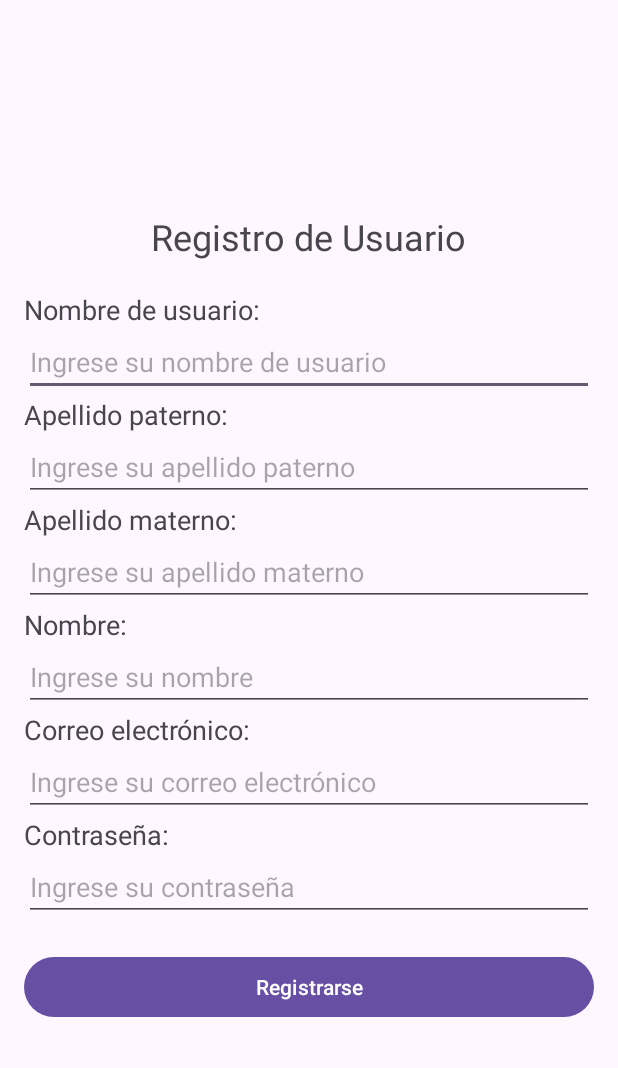
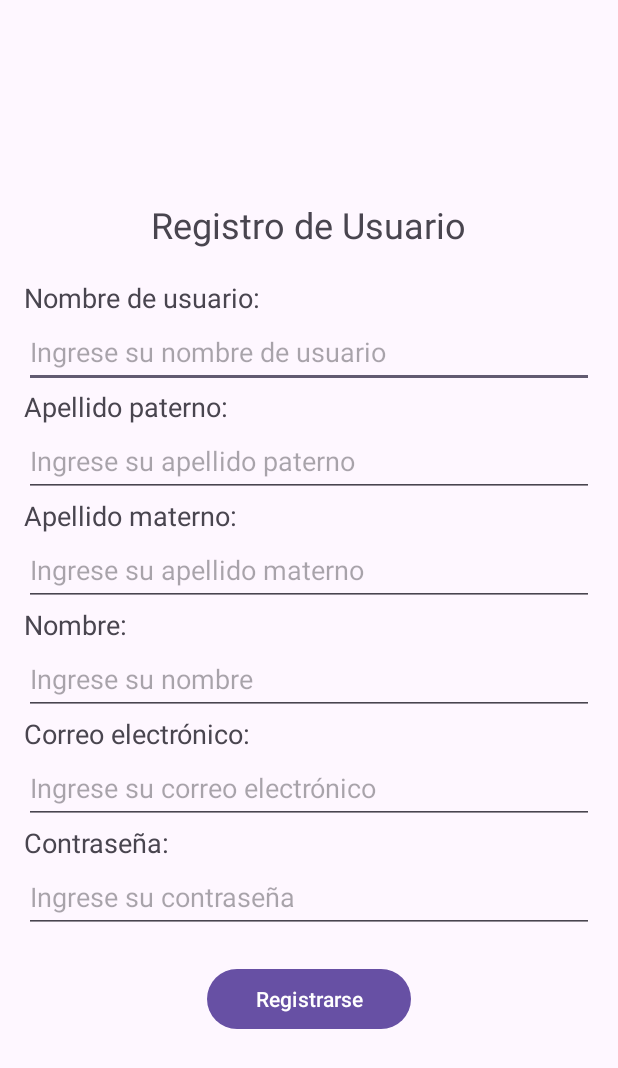
Before and after one commit to Artgnz/Tarea03PDM, an Android app: the screen it shows after launch (MainActivity), on a phone screen of 412 x 824 dp. Shown: the top 1068 px of the screen. Run offline under Robolectric (Android 15) with nearby library versions, the phone set to English and light mode, and no system bars.

Commit message:
Corrige errores y advertencias activity_main.xml

```diff
--- a/app/src/main/res/layout/activity_main.xml
+++ b/app/src/main/res/layout/activity_main.xml
@@ -19,7 +19,7 @@
         <TextView
             android:layout_width="wrap_content"
             android:layout_height="wrap_content"
-            android:text="Registro de Usuario"
+            android:text="@string/registro_de_usuario_text"
             android:textSize="24sp"
             android:layout_gravity="center_horizontal"
             android:layout_marginBottom="20dp"/>
@@ -27,82 +27,99 @@
         <TextView
             android:layout_width="wrap_content"
             android:layout_height="wrap_content"
-            android:text="Nombre de usuario:"
+            android:text="@string/nombre_de_usuario_text"
             android:textSize="18sp"
             android:layout_gravity="start" />
+
         <EditText
             android:id="@+id/nombre_de_usuario"
             android:layout_width="match_parent"
             android:layout_height="wrap_content"
-            android:hint="Ingrese su nombre de usuario"/>
+            android:autofillHints="username"
+            android:hint="@string/ingrese_nombre_usuario_text"
+            android:inputType="text"
+            android:minHeight="48dp" />
 
         <TextView
             android:layout_width="wrap_content"
             android:layout_height="wrap_content"
-            android:text="Apellido paterno:"
+            android:text="@string/apellido_paterno_text"
             android:textSize="18sp"
             android:layout_gravity="start" />
+
         <EditText
             android:id="@+id/apellido_paterno"
             android:layout_width="match_parent"
             android:layout_height="wrap_content"
-            android:hint="Ingrese su apellido paterno"/>
+            android:hint="@string/ingrese_apellido_paterno_text"
+            android:minHeight="48dp" />
 
         <TextView
             android:layout_width="wrap_content"
             android:layout_height="wrap_content"
-            android:text="Apellido materno:"
+            android:text="@string/apellido_materno_text"
             android:textSize="18sp"
             android:layout_gravity="start" />
+
         <EditText
             android:id="@+id/apellido_materno"
             android:layout_width="match_parent"
             android:layout_height="wrap_content"
-            android:hint="Ingrese su apellido materno"/>
+            android:hint="@string/ingrese_apellido_materno_text"
+            android:minHeight="48dp" />
 
         <TextView
             android:layout_width="wrap_content"
             android:layout_height="wrap_content"
-            android:text="Nombre:"
+            android:text="@string/nombre_text"
             android:textSize="18sp"
             android:layout_gravity="start" />
+
         <EditText
             android:id="@+id/nombre"
             android:layout_width="match_parent"
             android:layout_height="wrap_content"
-            android:hint="Ingrese su nombre"/>
+            android:autofillHints="name"
+            android:hint="@string/ingrese_nombre_text"
+            android:minHeight="48dp" />
 
         <TextView
             android:layout_width="wrap_content"
             android:layout_height="wrap_content"
-            android:text="Correo electrónico:"
+            android:text="@string/correo_electronico_text"
             android:textSize="18sp"
             android:layout_gravity="start" />
+
         <EditText
             android:id="@+id/correo"
             android:layout_width="match_parent"
             android:layout_height="wrap_content"
-            android:hint="Ingrese su correo electrónico"
-            android:inputType="textEmailAddress"/>
+            android:autofillHints="emailAddress"
+            android:hint="@string/ingrese_correo_electronico_text"
+            android:inputType="textEmailAddress"
+            android:minHeight="48dp" />
 
         <TextView
             android:layout_width="wrap_content"
             android:layout_height="wrap_content"
-            android:text="Contraseña:"
+            android:text="@string/contrasena_text"
             android:textSize="18sp"
             android:layout_gravity="start" />
+
         <EditText
             android:id="@+id/contrasena"
             android:layout_width="match_parent"
             android:layout_height="wrap_content"
-            android:hint="Ingrese su contraseña"
-            android:inputType="textPassword"/>
+            android:hint="@string/ingrese_contrasena_text"
+            android:inputType="textPassword"
+            android:minHeight="48dp" />
 
         <Button
             android:id="@+id/boton_registrar"
-            android:layout_width="match_parent"
+            android:layout_width="wrap_content"
             android:layout_height="wrap_content"
-            android:text="Registrarse"
-            android:layout_marginTop="20dp"/>
+            android:text="@string/registrarse_text"
+            android:layout_marginTop="20dp"
+            android:paddingHorizontal="32dp"/>
     </LinearLayout>
 </ScrollView>
--- a/app/src/main/res/values/strings.xml
+++ b/app/src/main/res/values/strings.xml
@@ -1,5 +1,19 @@
 <resources>
     <string name="app_name">Tarea02</string>
+    <string name="registro_de_usuario_text">Registro de Usuario</string>
+    <string name="nombre_de_usuario_text">Nombre de usuario:</string>
+    <string name="ingrese_nombre_usuario_text">Ingrese su nombre de usuario</string>
+    <string name="apellido_paterno_text">Apellido paterno:</string>
+    <string name="ingrese_apellido_paterno_text">Ingrese su apellido paterno</string>
+    <string name="apellido_materno_text">Apellido materno:</string>
+    <string name="ingrese_apellido_materno_text">Ingrese su apellido materno</string>
+    <string name="nombre_text">Nombre:</string>
+    <string name="ingrese_nombre_text">Ingrese su nombre</string>
+    <string name="correo_electronico_text">Correo electrónico:</string>
+    <string name="ingrese_correo_electronico_text">Ingrese su correo electrónico</string>
+    <string name="contrasena_text">Contraseña:</string>
+    <string name="ingrese_contrasena_text">Ingrese su contraseña</string>
+    <string name="registrarse_text">Registrarse</string>
 
     <string name="action_search">Buscar</string>
     <string name="action_information">Información</string>
```
